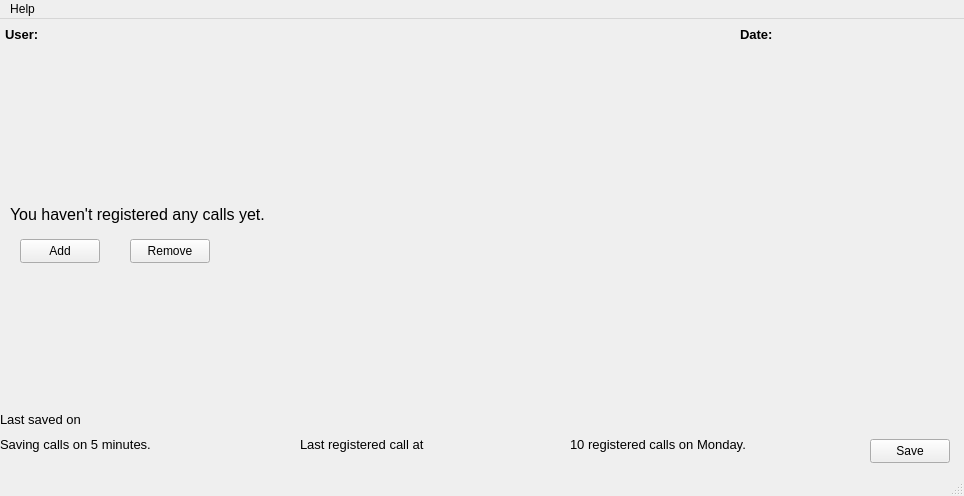
First picture: the form in mainwindow.ui, repository brookiestein/CallsCounter, before the edit.
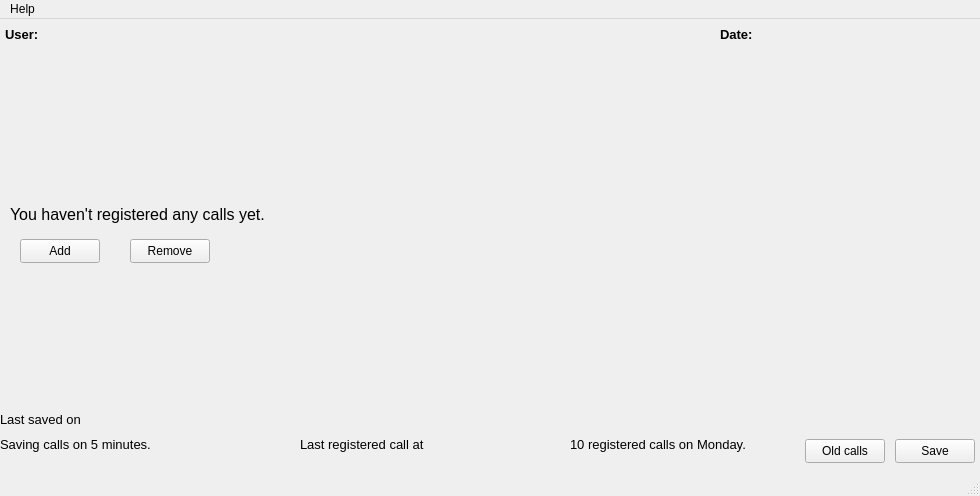
Second picture: the form after the edit.

```diff
--- a/mainwindow.ui
+++ b/mainwindow.ui
@@ -6,13 +6,13 @@
    <rect>
     <x>0</x>
     <y>0</y>
-    <width>964</width>
+    <width>980</width>
     <height>496</height>
    </rect>
   </property>
   <property name="minimumSize">
    <size>
-    <width>964</width>
+    <width>980</width>
     <height>496</height>
    </size>
   </property>
@@ -84,9 +84,9 @@
    <widget class="QLabel" name="datetimeLabel">
     <property name="geometry">
      <rect>
-      <x>740</x>
+      <x>720</x>
       <y>0</y>
-      <width>201</width>
+      <width>231</width>
       <height>31</height>
      </rect>
     </property>
@@ -171,7 +171,7 @@
    <widget class="QPushButton" name="saveButton">
     <property name="geometry">
      <rect>
-      <x>870</x>
+      <x>895</x>
       <y>420</y>
       <width>80</width>
       <height>24</height>
@@ -202,13 +202,29 @@
      <string>10 registered calls on Monday.</string>
     </property>
    </widget>
+   <widget class="QPushButton" name="oldCallsButton">
+    <property name="geometry">
+     <rect>
+      <x>805</x>
+      <y>420</y>
+      <width>80</width>
+      <height>24</height>
+     </rect>
+    </property>
+    <property name="toolTip">
+     <string>CTRL + F</string>
+    </property>
+    <property name="text">
+     <string>Old calls</string>
+    </property>
+   </widget>
   </widget>
   <widget class="QMenuBar" name="menubar">
    <property name="geometry">
     <rect>
      <x>0</x>
      <y>0</y>
-     <width>964</width>
+     <width>980</width>
      <height>21</height>
     </rect>
    </property>
```
Left out of the diff: 12 changed lines with no effect on the pictures.
